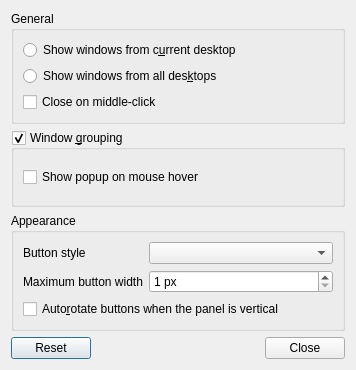
lxqt/lxqt-panel, file plugin-taskbar/lxqttaskbarconfiguration.ui: the form before one commit.
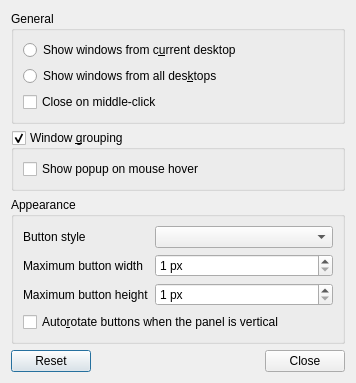
The form after the commit.

Commit message:
plugin-taskbar: configurable maximum button height
+ avoid out of geometry button placing when vertical and too many windows

Patch:
```diff
--- a/plugin-taskbar/lxqttaskbarconfiguration.ui
+++ b/plugin-taskbar/lxqttaskbarconfiguration.ui
@@ -114,7 +114,33 @@
         </property>
        </widget>
       </item>
-      <item row="2" column="0" colspan="2">
+      <item row="2" column="0">
+       <widget class="QLabel" name="buttonHeightL">
+        <property name="text">
+         <string>Maximum button height</string>
+        </property>
+       </widget>
+      </item>
+      <item row="2" column="1">
+       <widget class="QSpinBox" name="buttonHeightSB">
+        <property name="sizePolicy">
+         <sizepolicy hsizetype="Preferred" vsizetype="Fixed">
+          <horstretch>0</horstretch>
+          <verstretch>0</verstretch>
+         </sizepolicy>
+        </property>
+        <property name="suffix">
+         <string> px</string>
+        </property>
+        <property name="minimum">
+         <number>1</number>
+        </property>
+        <property name="maximum">
+         <number>500</number>
+        </property>
+       </widget>
+      </item>
+      <item row="3" column="0" colspan="2">
        <widget class="QCheckBox" name="autoRotateCB">
         <property name="text">
          <string>Auto&amp;rotate buttons when the panel is vertical</string>
```
The commit also changes 4 other files.
